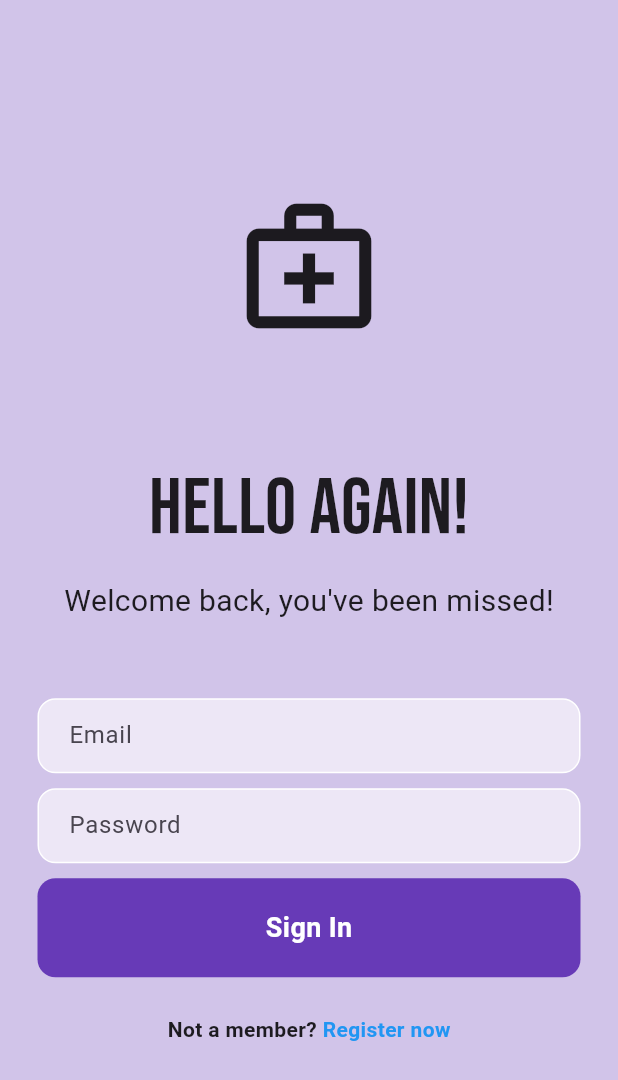
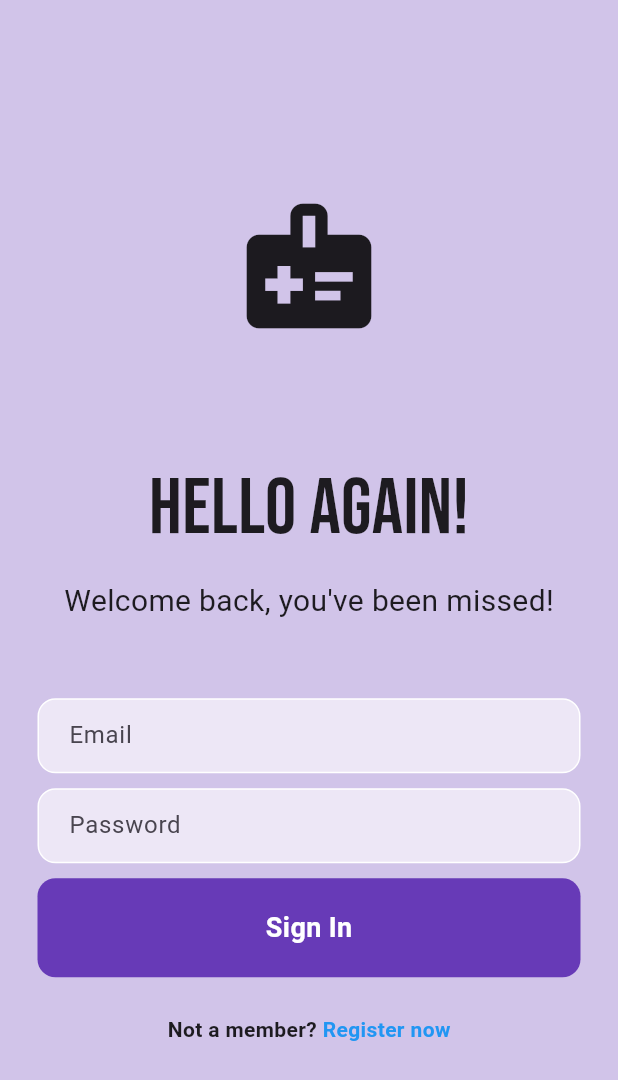
Before and after one commit to SmartHealthProject/waitingRoom_form, a Flutter app: the screen it shows after launch, on a phone screen of 412 x 824 dp. Shown: the top 1080 px of the screen. Run offline on Flutter 3.47's test engine with Material 3 defaults, Android fonts, the phone set to English and light mode, and no system bars; our stand-ins replace cloud_firestore, firebase_core, google_fonts; accounts and stored records are empty.

Commit message:
icon on login page

```diff
--- a/lib/login_page.dart
+++ b/lib/login_page.dart
@@ -19,7 +19,7 @@ class _LoginPageState extends State<LoginPage> {
               mainAxisAlignment: MainAxisAlignment.center,
               children: [
                 Icon(
-                  Icons.medical_services_outlined,
+                  Icons.medical_information,
                   size: 100,
                 ),
                 SizedBox(height: 75),
```
